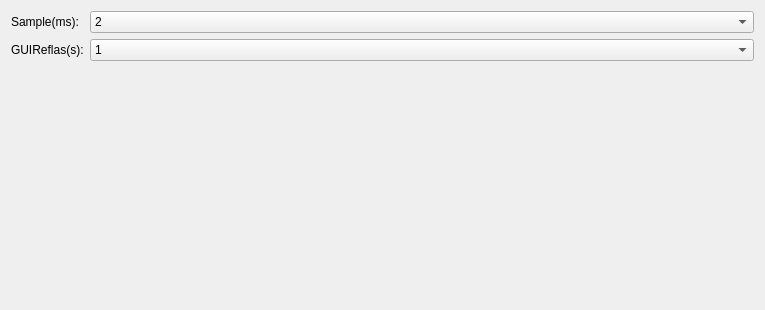
First picture: the form in voltagechartform.ui, repository leenuxqt/pvcrlqt, before the edit.
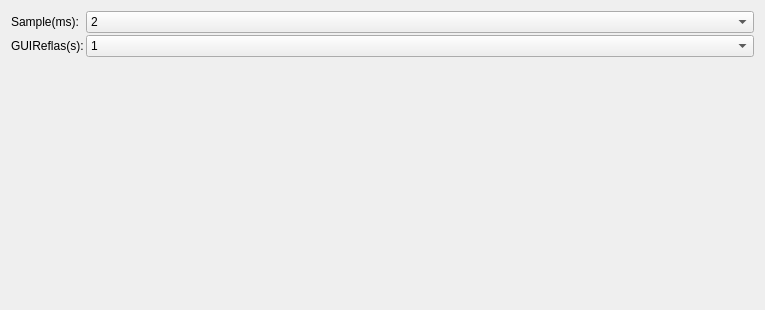
Second picture: the form after the edit.

Diff of the .ui file:
```diff
--- a/voltagechartform.ui
+++ b/voltagechartform.ui
@@ -19,6 +19,12 @@
      <property name="sizeConstraint">
       <enum>QLayout::SetMinimumSize</enum>
      </property>
+     <property name="horizontalSpacing">
+      <number>2</number>
+     </property>
+     <property name="verticalSpacing">
+      <number>2</number>
+     </property>
      <item row="0" column="0">
       <widget class="QLabel" name="label_4">
        <property name="text">
@@ -29,7 +35,7 @@
      <item row="0" column="1">
       <widget class="QComboBox" name="comboBox_ReflastSecond">
        <property name="sizePolicy">
-        <sizepolicy hsizetype="Minimum" vsizetype="Fixed">
+        <sizepolicy hsizetype="Minimum" vsizetype="Preferred">
          <horstretch>0</horstretch>
          <verstretch>0</verstretch>
         </sizepolicy>
@@ -71,7 +77,7 @@
      <item row="1" column="1">
       <widget class="QComboBox" name="comboBox_2">
        <property name="sizePolicy">
-        <sizepolicy hsizetype="Minimum" vsizetype="Fixed">
+        <sizepolicy hsizetype="Minimum" vsizetype="Preferred">
          <horstretch>0</horstretch>
          <verstretch>0</verstretch>
         </sizepolicy>
```
Left out of the diff: 6 changed lines with no effect on the pictures.
